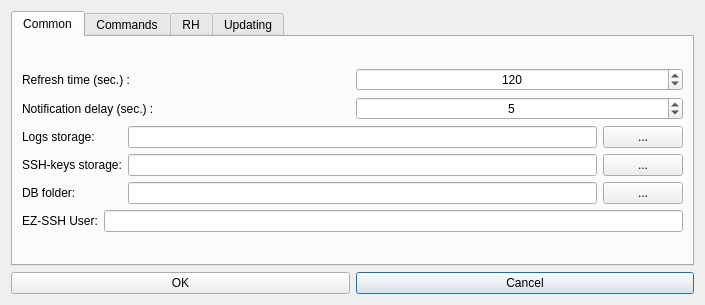
subutai-io/control-center, file hub/forms/DlgSettings.ui: the form before one commit.
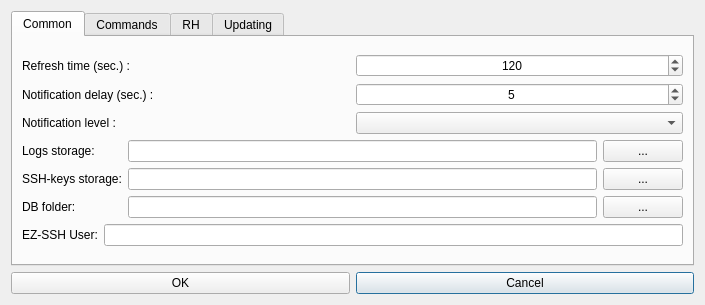
The form after the commit. Icons and pictures are not drawn.

```diff
--- a/hub/forms/DlgSettings.ui
+++ b/hub/forms/DlgSettings.ui
@@ -101,6 +101,16 @@
                </property>
               </widget>
              </item>
+             <item row="2" column="0">
+              <widget class="QLabel" name="lbl_notification_level">
+               <property name="text">
+                <string>Notification level :</string>
+               </property>
+              </widget>
+             </item>
+             <item row="2" column="1">
+              <widget class="QComboBox" name="cb_notification_level"/>
+             </item>
             </layout>
            </item>
            <item row="1" column="0">
```
